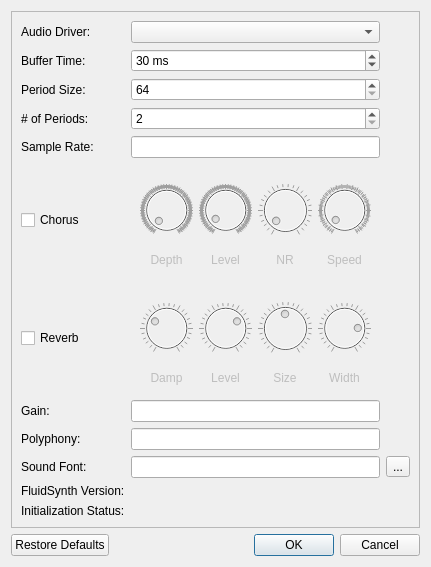
First picture: the form in library/widgets/fluidsettingsdialog.ui, repository pedrolcl/drumstick, before the edit.
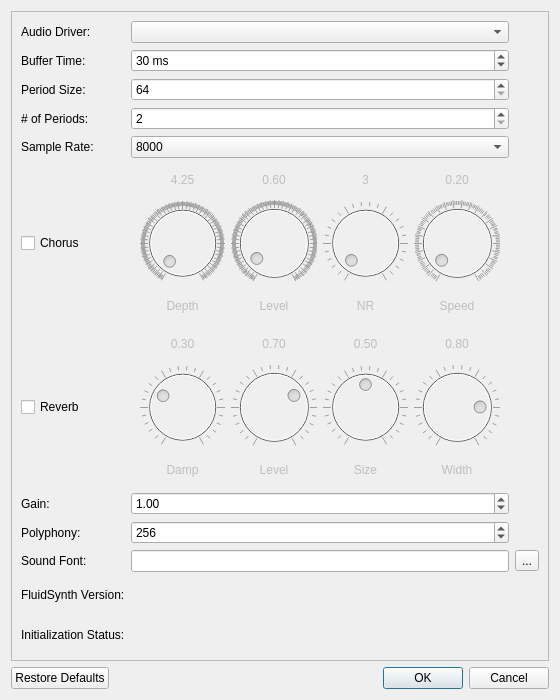
Second picture: the form after the edit.

Commit message: revised user interface for the fluidsynth settings

The edit to the form file:
```diff
--- a/library/widgets/fluidsettingsdialog.ui
+++ b/library/widgets/fluidsettingsdialog.ui
@@ -6,8 +6,8 @@
    <rect>
     <x>0</x>
     <y>0</y>
-    <width>431</width>
-    <height>567</height>
+    <width>560</width>
+    <height>700</height>
    </rect>
   </property>
   <property name="windowTitle">
@@ -57,7 +57,17 @@
        </widget>
       </item>
       <item row="8" column="1">
-       <widget class="QLineEdit" name="polyphony"/>
+       <widget class="QSpinBox" name="polyphony">
+        <property name="minimum">
+         <number>1</number>
+        </property>
+        <property name="maximum">
+         <number>65535</number>
+        </property>
+        <property name="value">
+         <number>256</number>
+        </property>
+       </widget>
       </item>
       <item row="9" column="0">
        <widget class="QLabel" name="lblSoundFont">
@@ -163,10 +173,104 @@
        </widget>
       </item>
       <item row="7" column="1">
-       <widget class="QLineEdit" name="gain"/>
+       <widget class="QDoubleSpinBox" name="gain">
+        <property name="maximum">
+         <double>10.000000000000000</double>
+        </property>
+        <property name="singleStep">
+         <double>0.100000000000000</double>
+        </property>
+        <property name="value">
+         <double>1.000000000000000</double>
+        </property>
+       </widget>
       </item>
       <item row="4" column="1">
-       <widget class="QLineEdit" name="sampleRate"/>
+       <widget class="QComboBox" name="sampleRate">
+        <property name="currentText">
+         <string>44100</string>
+        </property>
+        <item>
+         <property name="text">
+          <string>8000</string>
+         </property>
+        </item>
+        <item>
+         <property name="text">
+          <string>11025</string>
+         </property>
+        </item>
+        <item>
+         <property name="text">
+          <string>16000</string>
+         </property>
+        </item>
+        <item>
+         <property name="text">
+          <string>22050</string>
+         </property>
+        </item>
+        <item>
+         <property name="text">
+          <string>24000</string>
+         </property>
+        </item>
+        <item>
+         <property name="text">
+          <string>32000</string>
+         </property>
+        </item>
+        <item>
+         <property name="text">
+          <string>40000</string>
+         </property>
+        </item>
+        <item>
+         <property name="text">
+          <string>44100</string>
+         </property>
+        </item>
+        <item>
+         <property name="text">
+          <string>48000</string>
+         </property>
+        </item>
+        <item>
+         <property name="text">
+          <string>56000</string>
+         </property>
+        </item>
+        <item>
+         <property name="text">
+          <string>64000</string>
+         </property>
+        </item>
+        <item>
+         <property name="text">
+          <string>72000</string>
+         </property>
+        </item>
+        <item>
+         <property name="text">
+          <string>80000</string>
+         </property>
+        </item>
+        <item>
+         <property name="text">
+          <string>88000</string>
+         </property>
+        </item>
+        <item>
+         <property name="text">
+          <string>88200</string>
+         </property>
+        </item>
+        <item>
+         <property name="text">
+          <string>96000</string>
+         </property>
+        </item>
+       </widget>
       </item>
       <item row="1" column="0">
        <widget class="QLabel" name="lblBuffer">
@@ -214,23 +318,7 @@
          <bool>false</bool>
         </property>
         <layout class="QGridLayout" name="chorus_layout">
-         <item row="0" column="0">
-          <widget class="QDial" name="chorus_depth">
-           <property name="toolTip">
-            <string notr="true">4.25</string>
-           </property>
-           <property name="maximum">
-            <number>25600</number>
-           </property>
-           <property name="value">
-            <number>425</number>
-           </property>
-           <property name="notchesVisible">
-            <bool>true</bool>
-           </property>
-          </widget>
-         </item>
-         <item row="0" column="1">
+         <item row="1" column="1">
           <widget class="QDial" name="chorus_level">
            <property name="toolTip">
             <string notr="true">0.6</string>
@@ -246,7 +334,7 @@
            </property>
           </widget>
          </item>
-         <item row="0" column="2">
+         <item row="1" column="2">
           <widget class="QDial" name="chorus_nr">
            <property name="toolTip">
             <string notr="true">3</string>
@@ -259,7 +347,20 @@
            </property>
           </widget>
          </item>
-         <item row="0" column="3">
+         <item row="1" column="0">
+          <widget class="QDial" name="chorus_depth">
+           <property name="maximum">
+            <number>25600</number>
+           </property>
+           <property name="value">
+            <number>425</number>
+           </property>
+           <property name="notchesVisible">
+            <bool>true</bool>
+           </property>
+          </widget>
+         </item>
+         <item row="1" column="3">
           <widget class="QDial" name="chorus_speed">
            <property name="toolTip">
             <string notr="true">0.2</string>
@@ -278,7 +379,20 @@
            </property>
           </widget>
          </item>
-         <item row="1" column="0">
+         <item row="2" column="1">
+          <widget class="QLabel" name="lblLevel">
+           <property name="toolTip">
+            <string>Output amplitude</string>
+           </property>
+           <property name="text">
+            <string>Level</string>
+           </property>
+           <property name="alignment">
+            <set>Qt::AlignmentFlag::AlignCenter</set>
+           </property>
+          </widget>
+         </item>
+         <item row="2" column="0">
           <widget class="QLabel" name="lblDepth">
            <property name="toolTip">
             <string>Modulation depth</string>
@@ -291,20 +405,7 @@
            </property>
           </widget>
          </item>
-         <item row="1" column="1">
-          <widget class="QLabel" name="lblLevel">
-           <property name="toolTip">
-            <string>Output amplitude</string>
-           </property>
-           <property name="text">
-            <string>Level</string>
-           </property>
-           <property name="alignment">
-            <set>Qt::AlignmentFlag::AlignCenter</set>
-           </property>
-          </widget>
-         </item>
-         <item row="1" column="2">
+         <item row="2" column="2">
           <widget class="QLabel" name="lblNR">
            <property name="toolTip">
             <string>Voice count</string>
@@ -317,7 +418,7 @@
            </property>
           </widget>
          </item>
-         <item row="1" column="3">
+         <item row="2" column="3">
           <widget class="QLabel" name="lblSpeed">
            <property name="toolTip">
             <string>Modulation speed in Hz</string>
@@ -330,6 +431,46 @@
            </property>
           </widget>
          </item>
+         <item row="0" column="0">
+          <widget class="QLabel" name="label_CDepth">
+           <property name="text">
+            <string>4.25</string>
+           </property>
+           <property name="alignment">
+            <set>Qt::AlignmentFlag::AlignCenter</set>
+           </property>
+          </widget>
+         </item>
+         <item row="0" column="1">
+          <widget class="QLabel" name="label_CLevel">
+           <property name="text">
+            <string>0.60</string>
+           </property>
+           <property name="alignment">
+            <set>Qt::AlignmentFlag::AlignCenter</set>
+           </property>
+          </widget>
+         </item>
+         <item row="0" column="2">
+          <widget class="QLabel" name="label_CNR">
+           <property name="text">
+            <string>3</string>
+           </property>
+           <property name="alignment">
+            <set>Qt::AlignmentFlag::AlignCenter</set>
+           </property>
+          </widget>
+         </item>
+         <item row="0" column="3">
+          <widget class="QLabel" name="label_CSpeed">
+           <property name="text">
+            <string>0.20</string>
+           </property>
+           <property name="alignment">
+            <set>Qt::AlignmentFlag::AlignCenter</set>
+           </property>
+          </widget>
+         </item>
         </layout>
        </widget>
       </item>
@@ -339,45 +480,7 @@
          <bool>false</bool>
         </property>
         <layout class="QGridLayout" name="reverb_layout">
-         <item row="0" column="0">
-          <widget class="QDial" name="reverb_damp">
-           <property name="toolTip">
-            <string notr="true">0.3</string>
-           </property>
-           <property name="maximum">
-            <number>100</number>
-           </property>
-           <property name="pageStep">
-            <number>10</number>
-           </property>
-           <property name="value">
-            <number>30</number>
-           </property>
-           <property name="notchesVisible">
-            <bool>true</bool>
-           </property>
-          </widget>
-         </item>
-         <item row="0" column="1">
-          <widget class="QDial" name="reverb_level">
-           <property name="toolTip">
-            <string notr="true">0.7</string>
-           </property>
-           <property name="maximum">
-            <number>100</number>
-           </property>
-           <property name="pageStep">
-            <number>10</number>
-           </property>
-           <property name="value">
-            <number>70</number>
-           </property>
-           <property name="notchesVisible">
-            <bool>true</bool>
-           </property>
-          </widget>
-         </item>
-         <item row="0" column="2">
+         <item row="1" column="2">
           <widget class="QDial" name="reverb_size">
            <property name="toolTip">
             <string notr="true">0.5</string>
@@ -396,23 +499,49 @@
            </property>
           </widget>
          </item>
-         <item row="0" column="3">
-          <widget class="QDial" name="reverb_width">
+         <item row="2" column="3">
+          <widget class="QLabel" name="lblWidth">
            <property name="toolTip">
             <string notr="true">0.8</string>
            </property>
+           <property name="text">
+            <string>Width</string>
+           </property>
+           <property name="alignment">
+            <set>Qt::AlignmentFlag::AlignCenter</set>
+           </property>
+          </widget>
+         </item>
+         <item row="2" column="2">
+          <widget class="QLabel" name="lblSize">
+           <property name="toolTip">
+            <string>Room size (wet amount)</string>
+           </property>
+           <property name="text">
+            <string>Size</string>
+           </property>
+           <property name="alignment">
+            <set>Qt::AlignmentFlag::AlignCenter</set>
+           </property>
+          </widget>
+         </item>
+         <item row="1" column="1">
+          <widget class="QDial" name="reverb_level">
            <property name="maximum">
             <number>100</number>
            </property>
+           <property name="pageStep">
+            <number>10</number>
+           </property>
            <property name="value">
-            <number>80</number>
+            <number>70</number>
            </property>
            <property name="notchesVisible">
             <bool>true</bool>
            </property>
           </widget>
          </item>
-         <item row="1" column="0">
+         <item row="2" column="0">
           <widget class="QLabel" name="lblDamp">
            <property name="toolTip">
             <string>Damping amount</string>
@@ -425,7 +554,20 @@
            </property>
           </widget>
          </item>
-         <item row="1" column="1">
+         <item row="1" column="3">
+          <widget class="QDial" name="reverb_width">
+           <property name="maximum">
+            <number>100</number>
+           </property>
+           <property name="value">
+            <number>80</number>
+           </property>
+           <property name="notchesVisible">
+            <bool>true</bool>
+           </property>
+          </widget>
+         </item>
+         <item row="2" column="1">
           <widget class="QLabel" name="lblRLevel">
            <property name="toolTip">
             <string>Output amplitude</string>
@@ -438,26 +580,56 @@
            </property>
           </widget>
          </item>
-         <item row="1" column="2">
-          <widget class="QLabel" name="lblSize">
-           <property name="toolTip">
-            <string>Room size (wet amount)</string>
+         <item row="1" column="0">
+          <widget class="QDial" name="reverb_damp">
+           <property name="maximum">
+            <number>100</number>
            </property>
+           <property name="pageStep">
+            <number>10</number>
+           </property>
+           <property name="value">
+            <number>30</number>
+           </property>
+           <property name="notchesVisible">
+            <bool>true</bool>
+           </property>
+          </widget>
+         </item>
+         <item row="0" column="0">
+          <widget class="QLabel" name="label_RDamp">
            <property name="text">
-            <string>Size</string>
+            <string>0.30</string>
            </property>
            <property name="alignment">
             <set>Qt::AlignmentFlag::AlignCenter</set>
            </property>
           </widget>
          </item>
-         <item row="1" column="3">
-          <widget class="QLabel" name="lblWidth">
-           <property name="toolTip">
-            <string>Stereo spread</string>
+         <item row="0" column="1">
+          <widget class="QLabel" name="label_RLevel">
+           <property name="text">
+            <string>0.70</string>
            </property>
+           <property name="alignment">
+            <set>Qt::AlignmentFlag::AlignCenter</set>
+           </property>
+          </widget>
+         </item>
+         <item row="0" column="2">
+          <widget class="QLabel" name="label_RSize">
            <property name="text">
-            <string>Width</string>
+            <string>0.50</string>
+           </property>
+           <property name="alignment">
+            <set>Qt::AlignmentFlag::AlignCenter</set>
+           </property>
+          </widget>
+         </item>
+         <item row="0" column="3">
+          <widget class="QLabel" name="label_RWidth">
+           <property name="text">
+            <string>0.80</string>
            </property>
            <property name="alignment">
             <set>Qt::AlignmentFlag::AlignCenter</set>
```
Left out of the diff: 34 changed lines with no effect on the pictures. The commit also changes 2 other files.
